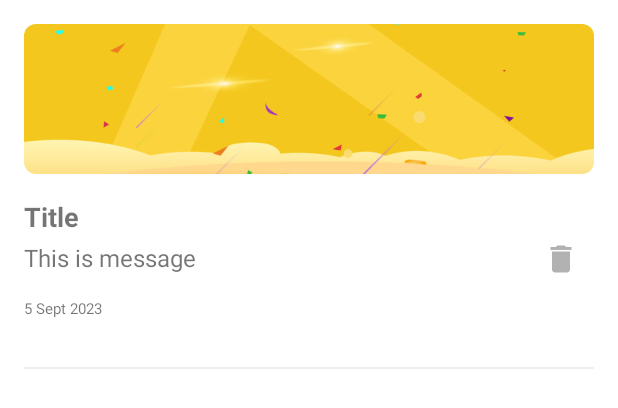
After one commit to Ankit2305/NewsApplication, an Android app: the layout custom_inbox_item.xml on its own in the app's theme, with its tools: preview values and no code run, on a phone screen of 412 x 824 dp. The commit adds this screen. Shown: the top 408 px of the screen. Run offline under Robolectric (Android 15) with nearby library versions, the phone set to English and light mode, and no system bars.

Commit message:
feat(moe): Integrate Notification Center

```diff
--- a/app/build.gradle
+++ b/app/build.gradle
@@ -62,12 +62,13 @@ dependencies {
     implementation(moengage.core)
     implementation(moengage.pushAmp)
     implementation(moengage.richNotification)
+    implementation(moengage.inboxUi)
+    implementation(moengage.inboxCore)
     implementation("com.google.android.gms:play-services-ads-identifier:18.0.1")
 
     implementation("androidx.core:core:1.9.0")
     implementation("androidx.appcompat:appcompat:1.4.2")
     implementation("androidx.lifecycle:lifecycle-process:2.5.1")
-    implementation("com.google.android.gms:play-services-ads-identifier:18.0.1")
 
 
 //    implementation 'androidx.core:core-ktx:1.7.0'
--- a/app/src/main/java/com/example/newsapplicationmoengage/NewsApplication.kt
+++ b/app/src/main/java/com/example/newsapplicationmoengage/NewsApplication.kt
@@ -8,6 +8,7 @@ import com.example.newsapplicationmoengage.helper.MoeEventHelper
 import com.example.newsapplicationmoengage.helper.SharedPreferencesHelper
 import com.example.newsapplicationmoengage.helper.addFCMTokenListener
 import com.example.newsapplicationmoengage.helper.login.LocalLogin
+import com.example.newsapplicationmoengage.moe.CustomInboxAdapter
 import com.example.newsapplicationmoengage.moe.CustomPushMessageListener
 import com.google.firebase.FirebaseApp
 import com.moengage.core.DataCenter
@@ -23,6 +24,7 @@ import com.moengage.core.listeners.AppBackgroundListener
 import com.moengage.core.model.AppBackgroundData
 import com.moengage.core.model.AppStatus
 import com.moengage.firebase.MoEFireBaseHelper
+import com.moengage.inbox.ui.MoEInboxUiHelper
 import com.moengage.pushbase.MoEPushHelper
 import com.moengage.pushbase.listener.TokenAvailableListener
 import com.moengage.pushbase.model.Token
@@ -74,6 +76,9 @@ class NewsApplication: Application() {
 
         //Add Custom Notification Listener
         MoEPushHelper.getInstance().registerMessageListener(CustomPushMessageListener())
+
+        //Set Custom Inbox Adapter
+        MoEInboxUiHelper.getInstance().setInboxAdapter(CustomInboxAdapter())
 
         setUpNotificationChannelsForMoEngage()
 
--- /dev/null
+++ b/app/src/main/res/drawable/ic_delete.xml
@@ -0,0 +1,5 @@
+<vector android:height="24dp" android:tint="#B3B2B2"
+    android:viewportHeight="24" android:viewportWidth="24"
+    android:width="24dp" xmlns:android="http://schemas.android.com/apk/res/android">
+    <path android:fillColor="@android:color/white" android:pathData="M6,19c0,1.1 0.9,2 2,2h8c1.1,0 2,-0.9 2,-2V7H6v12zM19,4h-3.5l-1,-1h-5l-1,1H5v2h14V4z"/>
+</vector>
--- /dev/null
+++ b/app/src/main/res/drawable/ic_notif.xml
@@ -0,0 +1,5 @@
+<vector android:height="24dp" android:tint="#FFFFFF"
+    android:viewportHeight="24" android:viewportWidth="24"
+    android:width="24dp" xmlns:android="http://schemas.android.com/apk/res/android">
+    <path android:fillColor="@android:color/white" android:pathData="M12,22c1.1,0 2,-0.9 2,-2h-4c0,1.1 0.9,2 2,2zM18,16v-5c0,-3.07 -1.63,-5.64 -4.5,-6.32L13.5,4c0,-0.83 -0.67,-1.5 -1.5,-1.5s-1.5,0.67 -1.5,1.5v0.68C7.64,5.36 6,7.92 6,11v5l-2,2v1h16v-1l-2,-2zM16,17L8,17v-6c0,-2.48 1.51,-4.5 4,-4.5s4,2.02 4,4.5v6z"/>
+</vector>
--- /dev/null
+++ b/app/src/main/res/drawable/round_rect.xml
@@ -0,0 +1,8 @@
+<?xml version="1.0" encoding="utf-8"?>
+<shape xmlns:android="http://schemas.android.com/apk/res/android"
+    android:shape="rectangle">
+
+
+    <corners android:radius="8dp" />
+
+</shape>
--- /dev/null
+++ b/app/src/main/res/layout/custom_inbox_item.xml
@@ -0,0 +1,79 @@
+<?xml version="1.0" encoding="utf-8"?>
+<androidx.constraintlayout.widget.ConstraintLayout xmlns:android="http://schemas.android.com/apk/res/android"
+    android:layout_width="match_parent"
+    android:layout_height="wrap_content"
+    xmlns:tools="http://schemas.android.com/tools"
+    xmlns:app="http://schemas.android.com/apk/res-auto"
+    android:padding="16dp">
+
+    <ImageView
+        android:id="@+id/image"
+        android:layout_width="0dp"
+        android:src="@drawable/notification_image"
+        android:scaleType="centerCrop"
+        android:layout_height="100dp"
+        android:clipToOutline="true"
+        android:background="@drawable/round_rect"
+        app:layout_constraintTop_toTopOf="parent"
+        app:layout_constraintStart_toStartOf="parent"
+        app:layout_constraintEnd_toEndOf="parent"
+        />
+
+    <TextView
+        android:id="@+id/titleTextView"
+        android:layout_width="0dp"
+        android:layout_height="wrap_content"
+        tools:text="Title"
+        android:layout_marginTop="16dp"
+        android:textStyle="bold"
+        android:textSize="18dp"
+        app:layout_constraintStart_toStartOf="parent"
+        app:layout_constraintEnd_toStartOf="@id/deleteBin"
+        app:layout_constraintTop_toBottomOf="@id/image"
+        />
+
+    <TextView
+        android:id="@+id/messageTextView"
+        android:layout_width="0dp"
+        android:layout_height="wrap_content"
+        tools:text="This is message"
+        android:layout_marginTop="4dp"
+        android:textSize="16dp"
+        app:layout_constraintStart_toStartOf="parent"
+        app:layout_constraintEnd_toEndOf="@id/titleTextView"
+        app:layout_constraintTop_toBottomOf="@id/titleTextView"
+        />
+
+    <TextView
+        android:id="@+id/timeStamp"
+        tools:text="5 Sept 2023"
+        android:layout_marginTop="16dp"
+        android:textSize="10sp"
+        android:layout_width="wrap_content"
+        android:layout_height="wrap_content"
+        app:layout_constraintStart_toStartOf="parent"
+        app:layout_constraintTop_toBottomOf="@id/messageTextView"
+        />
+
+    <ImageView
+        android:id="@+id/deleteBin"
+        android:src="@drawable/ic_delete"
+        android:layout_width="wrap_content"
+        android:layout_height="wrap_content"
+        android:padding="10dp"
+        app:layout_constraintEnd_toEndOf="parent"
+        app:layout_constraintTop_toTopOf="@id/titleTextView"
+        app:layout_constraintBottom_toBottomOf="@id/timeStamp"
+        />
+
+    <View
+        android:layout_height="1dp"
+        android:layout_width="match_parent"
+        app:layout_constraintStart_toStartOf="parent"
+        app:layout_constraintEnd_toEndOf="parent"
+        android:background="#EEEEEE"
+        android:layout_marginTop="32dp"
+        app:layout_constraintTop_toBottomOf="@id/timeStamp"
+        />
+
+</androidx.constraintlayout.widget.ConstraintLayout>
--- a/app/src/main/res/values/strings.xml
+++ b/app/src/main/res/values/strings.xml
@@ -1,3 +1,7 @@
 <resources>
     <string name="app_name">NewsApplicationMoEngage</string>
+    <string name="notification_center">Notification Center</string>
+
+<!--    Default is "Notificaiton Inbox"-->
+    <string name="moe_inbox_notification_title">Notification Center</string>
 </resources>
```
Also changed, not shown: app/src/main/java/com/example/newsapplicationmoengage/MainActivity.kt (+22 -8 lines), app/src/main/java/com/example/newsapplicationmoengage/helper/DateParser.kt (+20 -7 lines), app/src/main/java/com/example/newsapplicationmoengage/moe/CustomInboxAdapter.kt (added, +69 -0 lines), app/src/main/res/menu/main_activity_menu.xml (added, +10 -0 lines), app/src/main/res/values/colors.xml (+7 -0 lines), app/src/main/res/values/notification_center_theme.xml (added, +78 -0 lines), app/src/main/res/drawable/notification_image.jpeg (added).
